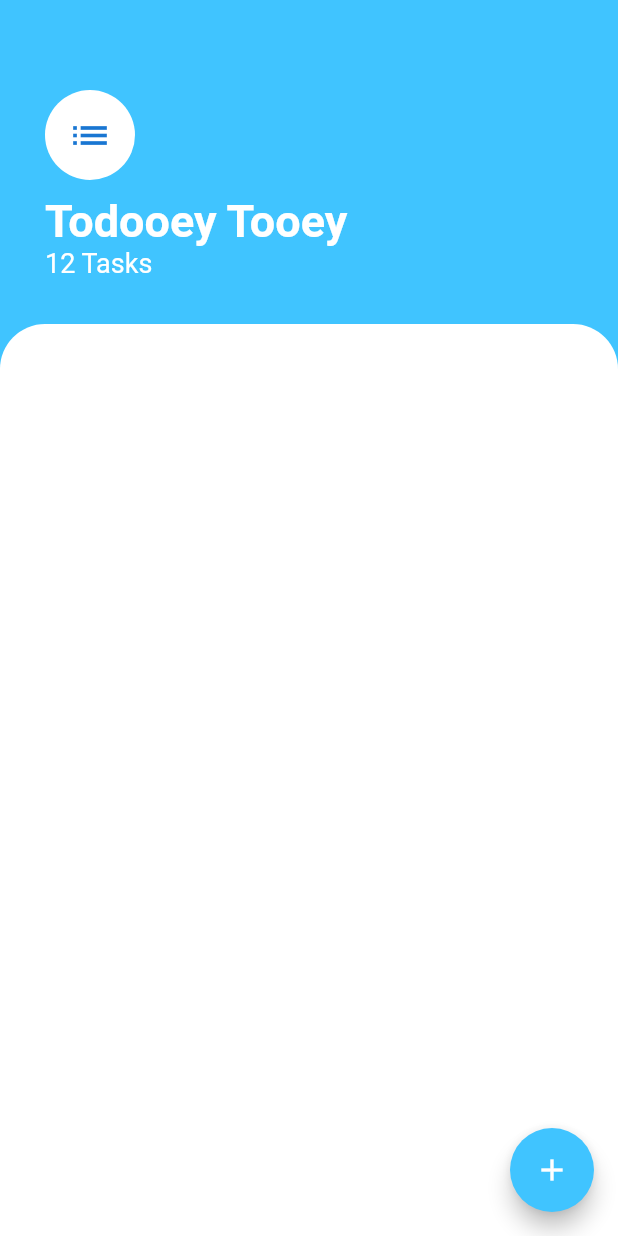
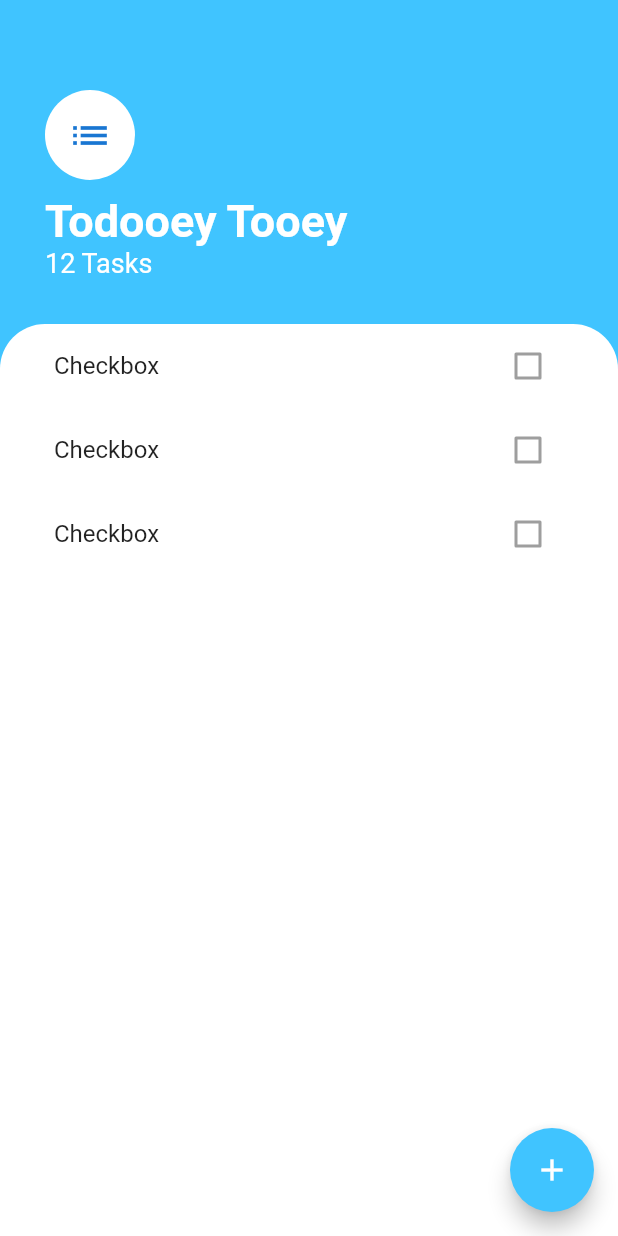
Before and after one commit to Wisara8/tooey, a Flutter app: the screen it shows after launch, on a phone screen of 412 x 824 dp. Run offline on Flutter 3.47's test engine with Material 2 defaults, Android fonts, the phone set to English and light mode, and no system bars.

Commit message:
listview widget created

```diff
--- a/lib/screens/tasks_screen.dart
+++ b/lib/screens/tasks_screen.dart
@@ -1,4 +1,5 @@
 import 'package:flutter/material.dart';
+import 'package:todooeytooey/widgets/tasks_list.dart';
 
 class TasksScreen extends StatelessWidget {
   @override
@@ -45,6 +46,7 @@ class TasksScreen extends StatelessWidget {
           ),
           Expanded(
             child: Container(
+              padding: EdgeInsets.symmetric(horizontal: 20),
               decoration: BoxDecoration(
                 color: Colors.white,
                 borderRadius: BorderRadius.only(
@@ -52,6 +54,7 @@ class TasksScreen extends StatelessWidget {
                   topRight: Radius.circular(30),
                 ),
               ),
+              child: TasksList(),
             ),
           )
         ],
--- /dev/null
+++ b/lib/widgets/tasks_list.dart
@@ -0,0 +1,15 @@
+import 'package:flutter/material.dart';
+import 'package:todooeytooey/widgets/tasks_tile.dart';
+
+class TasksList extends StatelessWidget {
+  @override
+  Widget build(BuildContext context) {
+    return ListView(
+      children: <Widget>[
+        TaskTile(),
+        TaskTile(),
+        TaskTile(),
+      ],
+    );
+  }
+}
--- /dev/null
+++ b/lib/widgets/tasks_tile.dart
@@ -0,0 +1,13 @@
+import 'package:flutter/material.dart';
+
+class TaskTile extends StatelessWidget {
+  @override
+  Widget build(BuildContext context) {
+    return ListTile(
+      title: Text("Checkbox"),
+      trailing: Checkbox(
+        value: false,
+      ),
+    );
+  }
+}
```
